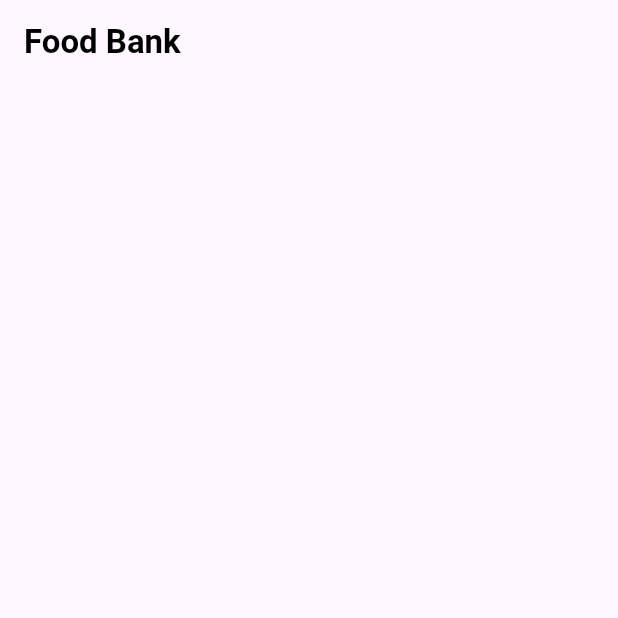
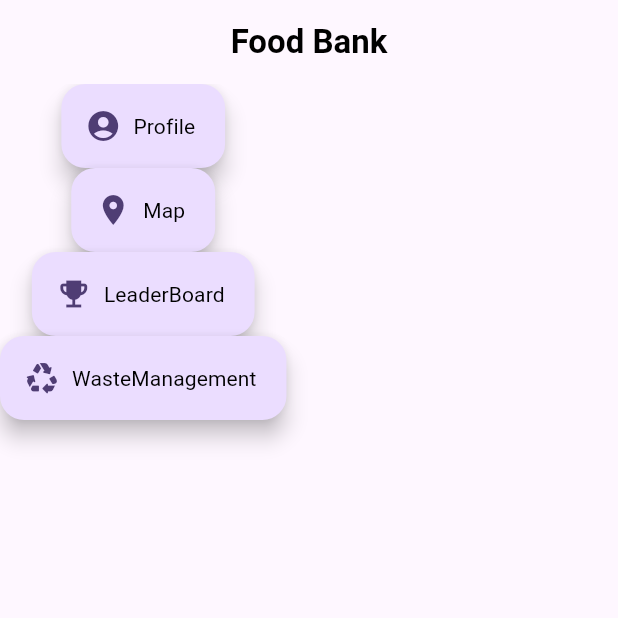
Before and after one commit to VasantatiChitraksh/FeedForward, a Flutter app: the screen it shows after launch, on a phone screen of 412 x 824 dp, the top half of it. Run offline on Flutter 3.47's test engine with Material 3 defaults, Android fonts, the phone set to English and light mode, and no system bars.

Commit message:
First Day

```diff
--- a/fbm_app/lib/Button/button.dart
+++ b/fbm_app/lib/Button/button.dart
@@ -12,15 +12,13 @@ class butt extends StatelessWidget {
 
   @override
   Widget build(BuildContext context) {
-    return Scaffold(
-      floatingActionButton: FloatingActionButton.extended(
+    return FloatingActionButton.extended(
       label: Text(text,
           style: TextStyle(fontWeight: FontWeight.w400, color: Colors.black)),
       onPressed: () {
         Navigator.pushNamed(context, routeName);
       },
       icon: icon,
-      ),
     );
   }
 }
--- a/fbm_app/lib/Pages/Homepage.dart
+++ b/fbm_app/lib/Pages/Homepage.dart
@@ -1,4 +1,5 @@
 import 'package:flutter/material.dart';
+import 'package:fbm_app/Button/button.dart';
 
 class Homepage extends StatelessWidget {
   const Homepage({super.key});
@@ -7,11 +8,27 @@ class Homepage extends StatelessWidget {
   Widget build(BuildContext context) {
     return Scaffold(
       appBar: AppBar(
-        title: const Text('Food Bank',
-        style: TextStyle(fontWeight: FontWeight.bold,
-        color: Color.fromARGB(255, 0, 0, 0),
-        )),
+        title: const Text(
+          "Food Bank",
+          style: TextStyle(fontWeight: FontWeight.bold, color: Colors.black),
         ),
-      );
+        centerTitle: true,
+      ),
+      body: Column(children: [
+        butt(
+            text: "Profile",
+            routeName: "/profile",
+            icon: Icon(Icons.account_circle)),
+        butt(text: "Map", routeName: "/map", icon: Icon(Icons.location_on)),
+        butt(
+            text: "LeaderBoard",
+            routeName: "/leaderboard",
+            icon: Icon(Icons.emoji_events)),
+        butt(
+            text: "WasteManagement",
+            routeName: "/waste",
+            icon: Icon(Icons.recycling_rounded))
+      ]),
+    );
   }
 }
--- a/fbm_app/lib/Pages/wastemanagement.dart
+++ b/fbm_app/lib/Pages/wastemanagement.dart
@@ -1,6 +1,7 @@
 import 'package:flutter/material.dart';
-class MyWidget extends StatelessWidget {
-  const MyWidget({super.key});
+
+class waste extends StatelessWidget {
+  const waste({super.key});
 
   @override
   Widget build(BuildContext context) {
--- a/fbm_app/lib/main.dart
+++ b/fbm_app/lib/main.dart
@@ -2,9 +2,8 @@ import 'package:fbm_app/Pages/FB_profile.dart';
 import 'package:fbm_app/Pages/Homepage.dart';
 import 'package:fbm_app/Pages/leaderboard.dart';
 import 'package:fbm_app/Pages/map.dart';
+import 'package:fbm_app/Pages/wastemanagement.dart';
 import 'package:flutter/material.dart';
-import 'package:fbm_app/pages/leaderboard.dart';
-import 'package:fbm_app/pages/map.dart';
 
 void main() {
   runApp(const MyApp());
@@ -27,7 +26,8 @@ class MyApp extends StatelessWidget {
         '/home': (context) => const Homepage(),
         '/profile': (context) => const FbProfile(),
         '/map': (context) => const Maap(),
-        '/leaderboard': (context) => const leaderboard();
+        '/leaderboard': (context) => const leaderboard(),
+        '/waste': (context) => const waste(),
       },
     );
   }
```
Lines whose indentation alone changed are shown as unchanged.
